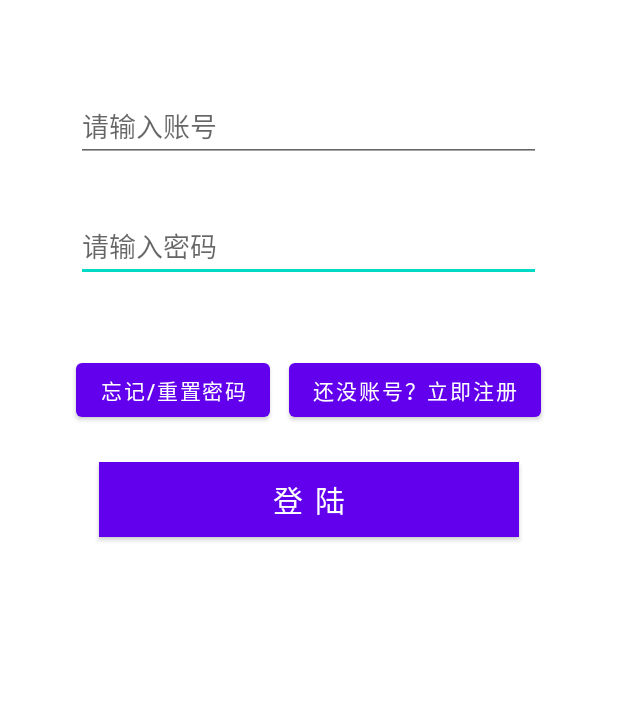
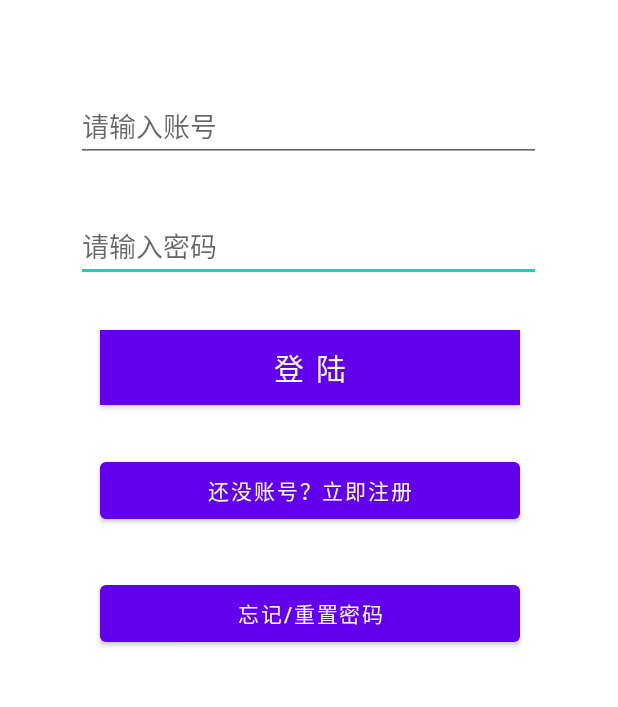
Before and after one commit to zhiyunqwq/Movie, an Android app: the screen it shows after launch (LoginActivity), on a phone screen of 412 x 824 dp, the part 399-1106 px from its top. Run offline under Robolectric (Android 15) with nearby library versions, the light colour scheme and no system bars.

```diff
--- a/app/src/main/java/com/example/app1/FutureMovieActivity.java
+++ b/app/src/main/java/com/example/app1/FutureMovieActivity.java
@@ -24,7 +24,6 @@ public class FutureMovieActivity extends AppCompatActivity {
     private String MovieID;
     private RecyclerView seatRecyclerView;
     private MainImageAdapter mainImageAdapterFuture;
-    private SeatAdapter seatAdapter;
 
     @Override
     protected void onCreate(Bundle savedInstanceState) {
--- a/app/src/main/res/layout/activity_login.xml
+++ b/app/src/main/res/layout/activity_login.xml
@@ -22,15 +22,16 @@
         android:id="@+id/btnLogin"
         android:layout_width="280dp"
         android:layout_height="50dp"
-        android:layout_marginTop="24dp"
+        android:layout_marginTop="32dp"
         android:background="@color/black"
         android:onClick="Log"
         android:text="登 陆"
         android:textColor="#fff"
         android:textSize="20sp"
         app:layout_constraintEnd_toEndOf="@+id/password_login"
+        app:layout_constraintHorizontal_bias="0.533"
         app:layout_constraintStart_toStartOf="@+id/password_login"
-        app:layout_constraintTop_toBottomOf="@+id/textView2" />
+        app:layout_constraintTop_toBottomOf="@+id/password_login" />
 
     <EditText
         android:id="@+id/username_login"
@@ -55,24 +56,25 @@
 
     <Button
         android:id="@+id/rEgisterTv"
-        android:layout_width="wrap_content"
-        android:layout_height="wrap_content"
-        android:layout_marginTop="48dp"
+        android:layout_width="280dp"
+        android:layout_height="50dp"
+        android:layout_marginTop="32dp"
         android:onClick="GoReg"
         android:text="还没账号？立即注册"
         android:textColor="@color/white"
-        app:layout_constraintEnd_toEndOf="@+id/password_login"
-        app:layout_constraintTop_toBottomOf="@+id/password_login" />
+        app:layout_constraintEnd_toEndOf="@+id/btnLogin"
+        app:layout_constraintStart_toStartOf="@+id/btnLogin"
+        app:layout_constraintTop_toBottomOf="@+id/btnLogin" />
 
     <Button
         android:id="@+id/textView2"
-        android:layout_width="wrap_content"
-        android:layout_height="wrap_content"
+        android:layout_width="280dp"
+        android:layout_height="50dp"
+        android:layout_marginTop="32dp"
         android:onClick="GoPwd"
         android:text="忘记/重置密码"
         android:textColor="@color/white"
-        app:layout_constraintBottom_toBottomOf="@+id/rEgisterTv"
-        app:layout_constraintStart_toStartOf="@+id/password_login"
-        app:layout_constraintTop_toTopOf="@+id/rEgisterTv"
-        app:layout_constraintVertical_bias="1.0" />
+        app:layout_constraintEnd_toEndOf="@+id/rEgisterTv"
+        app:layout_constraintStart_toStartOf="@+id/rEgisterTv"
+        app:layout_constraintTop_toBottomOf="@+id/rEgisterTv" />
 </androidx.constraintlayout.widget.ConstraintLayout>
```
Also changed, not shown: app/src/main/java/com/example/app1/DatabaseHelper.java (+21 -1 lines), app/src/main/java/com/example/app1/RegisterActivity.java (+9 -4 lines), app/src/main/res/layout/activity_main.xml (+8 -5 lines).
